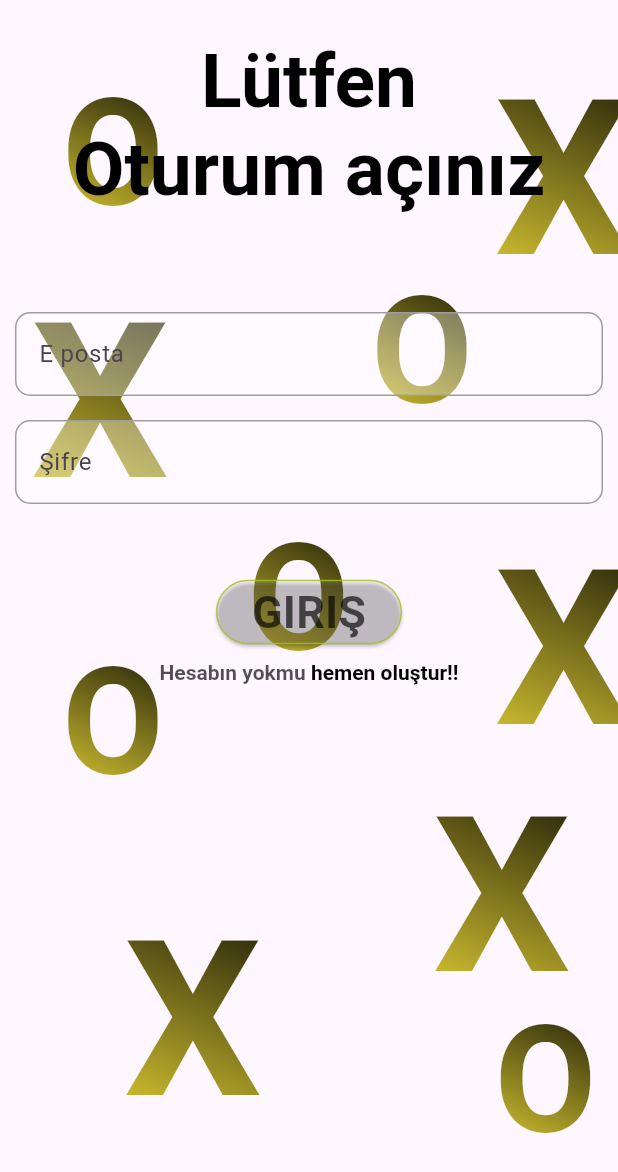
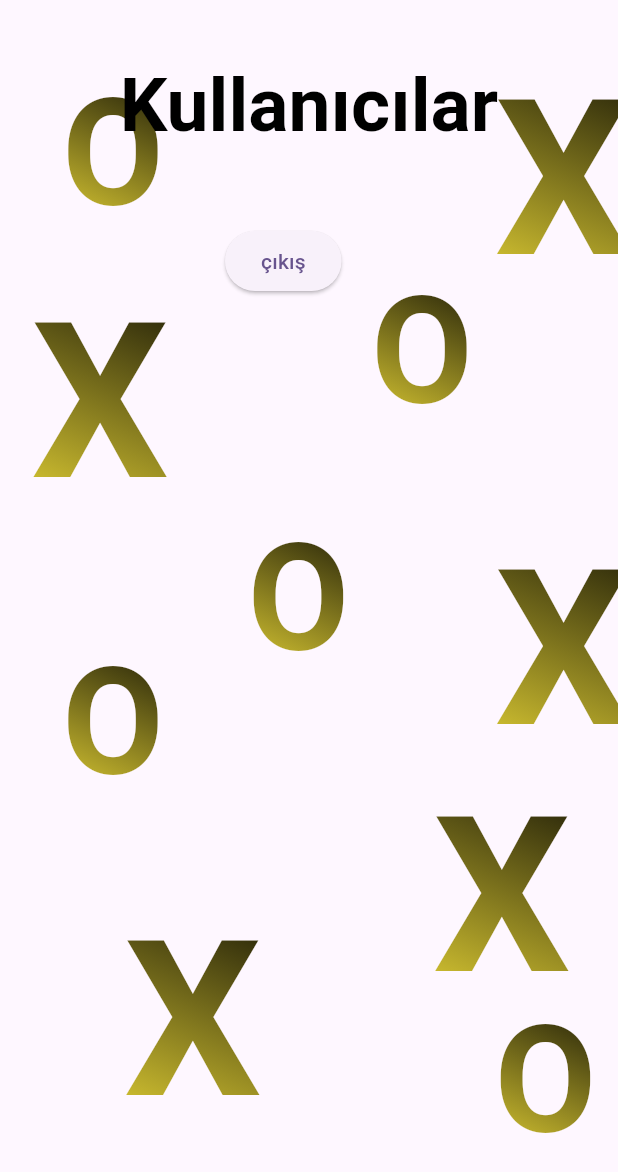
Before and after one commit to YilmazEr06/tick_tack_too, a Flutter app: the screen it shows after launch, after a tap on "Çevrimiçi Mod", on a phone screen of 412 x 824 dp. Shown: the top 1172 px of the screen. Run offline on Flutter 3.47's test engine with Material 3 defaults, Android fonts, the phone set to English and light mode, and no system bars; our stand-ins replace cloud_firestore, firebase_auth, firebase_core; missing offline and left inert: window_manager; accounts and stored records are empty; Roboto replaces fonts that are missing (ProtestRevolution-Regular, ShadowsIntoLight-Regular).

Commit message:
Oturum açma ve çıkış işlemleri

```diff
--- a/lib/main.dart
+++ b/lib/main.dart
@@ -1,8 +1,11 @@
 import 'dart:io';
+import 'package:firebase_core/firebase_core.dart';
 import 'package:flutter/material.dart';
+import 'package:tick_tack_too/firebase_options.dart';
 import 'package:tick_tack_too/screens/modescrenn/modescreen.dart';
 import 'package:tick_tack_too/screens/offlinemodescreen/offlinemodescreen.dart';
-import 'package:tick_tack_too/screens/onlinemode/login.dart';
+import 'package:tick_tack_too/screens/onlinemode/active_users_page/activeusers.dart';
+import 'package:tick_tack_too/screens/onlinemode/loginpage/login.dart';
 import 'package:window_manager/window_manager.dart';
 
 Future<void> main() async {
@@ -13,6 +16,9 @@ Future<void> main() async {
     WindowManager.instance.setMinimumSize(const Size(600, 800));
     WindowManager.instance.setMaximumSize(const Size(600, 800));
   }
+  await Firebase.initializeApp(
+    options: DefaultFirebaseOptions.currentPlatform,
+);
   runApp(const MyApp());
 }
 
@@ -24,10 +30,11 @@ class MyApp extends StatelessWidget {
   Widget build(BuildContext context) {
     return MaterialApp(
       routes: {
-      '/modes':(context)=>modescreen(),
-      '/offline':(context)=>Offlinemodescreen(),
-      '/online':(context)=>Offlinemodescreen(),
-      '/login':(context)=>loginpage(),
+      '/modes':(context)=>const modescreen(),
+      '/offline':(context)=>const Offlinemodescreen(),
+      '/online':(context)=>const Offlinemodescreen(),
+      '/login':(context)=>const loginpage(),
+      '/activeusers':(context)=>const Activeusers()
 
     },
       debugShowCheckedModeBanner: false,
--- /dev/null
+++ b/lib/models/user.dart
@@ -0,0 +1,49 @@
+import 'package:cloud_firestore/cloud_firestore.dart';
+
+class Usermodel {
+   String username;
+   String email;
+   String? password;
+   String? uid;
+   String? status;
+  Usermodel( { this.uid,required this.username, required this.email,  this.password, this.status});
+ factory Usermodel.defaultuser(
+
+   )
+   {
+
+     return Usermodel(
+      username: 'username',
+      email: 'email',
+      password: 'password',
+      uid: 'uid',
+      status: "status"
+
+    );
+
+   }
+  factory Usermodel.fromFirestore(
+    DocumentSnapshot<Map<String, dynamic>> snapshot,
+
+  ) {
+    final data = snapshot.data();
+    return Usermodel(
+      username: data?['username'],
+      email: data?['email'],
+      password: data?['password'],
+      uid: data?['uid'],
+      status: data?['status']
+    );
+  }
+
+
+  Map<String, dynamic> toFirestore() {
+    return {
+      if (username != null) "username": username,
+      if (email != null) "email": email,
+      if (password != null) "password": password,
+      if (uid != null) "uid": uid,
+    };
+  }
+
+}
--- a/lib/screens/modescrenn/companents/Buttons.dart
+++ b/lib/screens/modescrenn/companents/Buttons.dart
@@ -1,3 +1,4 @@
+import 'package:firebase_auth/firebase_auth.dart';
 import 'package:flutter/material.dart';
 
 
@@ -28,9 +29,9 @@ class Buttons extends StatelessWidget {
                       color: Color.fromARGB(58, 51, 49, 49),
                     )),
                   onPressed: () {
-                    //(FirebaseAuth.instance.currentUser != null) ? ():
-
-                    Navigator.pushReplacementNamed(context, "/login");
+                  (FirebaseAuth.instance.currentUser != null) ?
+                  (Navigator.pushReplacementNamed(context, "/activeusers")):
+                  Navigator.pushReplacementNamed(context, "/login");
                   },
                   child:const Text(
                     " Çevrimiçi Mod ",
--- a/lib/screens/modescrenn/modescreen.dart
+++ b/lib/screens/modescrenn/modescreen.dart
@@ -14,7 +14,7 @@ class modescreen extends StatefulWidget {
 class modescreenstate extends State<modescreen> with WidgetsBindingObserver{
   @override
   void didChangeAppLifecycleState(AppLifecycleState state) {
-    // TODO: implement didChangeAppLifecycleState
+
     super.didChangeAppLifecycleState(state);
   }
 
--- a/lib/screens/onlinemode/login.dart
+++ b/lib/screens/onlinemode/active_users_page/activeusers.dart
@@ -1,41 +1,33 @@
 import 'package:flutter/material.dart';
 import 'package:tick_tack_too/companents/xando/oanimated.dart';
 import 'package:tick_tack_too/companents/xando/xanimated.dart';
-import 'package:tick_tack_too/screens/onlinemode/companents/login_bar.dart';
-import 'package:tick_tack_too/screens/onlinemode/companents/loginform.dart';
-import 'package:tick_tack_too/screens/onlinemode/companents/registerform.dart';
+import 'package:tick_tack_too/firebase/firebase.dart';
+import 'package:tick_tack_too/screens/offlinemodescreen/companents/offline_mode_bar.dart';
+import 'package:tick_tack_too/screens/onlinemode/active_users_page/companents/users_bar.dart';
 
-class loginpage extends StatefulWidget {
-  const loginpage({super.key});
+
+class Activeusers extends StatefulWidget {
+  const Activeusers({super.key});
   @override
-  State<loginpage> createState() => modescreenstate();
+  State<Activeusers> createState() => modescreenstate();
 }
 
-class modescreenstate extends State<loginpage> {
-  @override
-  void initState() {
-    super.initState();
-  }
+// ignore: camel_case_types
+class modescreenstate extends State<Activeusers> {
 
 
-  bool isloginform = true;
 
   @override
   Widget build(BuildContext context) {
-    changeform(bool status) {
-      setState(() {
-        isloginform = status;
-        print(status);
-      });
-    }
-
     double width = MediaQuery.sizeOf(context).width;
     double height = MediaQuery.sizeOf(context).height;
+
 
     return Scaffold(
         body: Stack(
       fit: StackFit.expand,
       children: [
+
         createx(
             top: height * 0.2,
             left: width * 0.05,
@@ -96,14 +88,17 @@ class modescreenstate extends State<loginpage> {
             maxsize: 100,
             minsize: 80,
             colors: const [Colors.yellow, Colors.black]),
-        const loginbar(),
+        const Loginusersbar(),
+        Positioned(
+          top: 150,
+          left: 150,
+          child: ElevatedButton(onPressed: () {
+            firebasehlp().logout();
+            Navigator.pushNamedAndRemoveUntil(context, "/modes", (route) => false);
 
-          isloginform  ? LoginForm(
-                width: width,
-                height: height,
-                changeform: changeform,
-              )
-            : registerform(width: width, height: height,changeform: changeform),
+        }, child: Text("çıkış")))
+
+
       ],
     ));
   }
--- /dev/null
+++ b/lib/screens/onlinemode/active_users_page/companents/users_bar.dart
@@ -0,0 +1,34 @@
+import 'package:flutter/material.dart';
+
+class Loginusersbar extends StatelessWidget {
+  const Loginusersbar({
+    super.key,
+  });
+
+  @override
+  Widget build(BuildContext context) {
+    return Positioned(
+      height: 150,
+      width: MediaQuery.of(context).size.width,
+      top: 25,
+      child: Container(
+        alignment: Alignment.center,
+        color: Color.fromARGB(0, 33, 149, 243),
+        child: RichText(
+          textAlign: TextAlign.center,
+          text: const TextSpan(children: [
+            TextSpan(
+              text: 'Kullanıcılar\n',
+              style: TextStyle(
+                  color: Colors.black,
+                  fontSize: 50,
+                  fontWeight: FontWeight.bold,
+                  fontFamily: "ProtestRevolution-Regular"),
+            ),
+
+          ]),
+        ),
+      ),
+    );
+  }
+}
--- a/lib/screens/onlinemode/companents/loginform.dart
+++ b/lib/screens/onlinemode/registerpage/registerform.dart
@@ -1,50 +1,63 @@
 import 'package:flutter/gestures.dart';
 import 'package:flutter/material.dart';
+import "package:tick_tack_too/firebase/firebase.dart";
+import 'package:tick_tack_too/models/user.dart';
 
-class LoginForm extends StatefulWidget {
-  const LoginForm({
+class registerform extends StatefulWidget {
+  const registerform({
     super.key,
     required this.width,
     required this.height,
     required this.changeform,
   });
-
+  final void Function(bool) changeform;
   final double width;
   final double height;
-  final void Function(bool) changeform;
 
   @override
-  State<LoginForm> createState() => _LoginFormState();
+  State<registerform> createState() => _registerformState();
 }
 
-class _LoginFormState extends State<LoginForm> {
-  bool isloginform = true;
-  final _formKey = GlobalKey<FormState>();
-  final controller = TextEditingController();
+class _registerformState extends State<registerform> {
+  final formkey = GlobalKey<FormState>();
+  TextEditingController controllerpassword1 = TextEditingController();
+  TextEditingController controllerusername = TextEditingController();
+  TextEditingController controllerpassword2 = TextEditingController();
+  TextEditingController controlleremail = TextEditingController();
   @override
   Widget build(BuildContext context) {
     return Positioned(
         top: 200,
         width: widget.width,
-        height: widget.height * 0.6,
+        height: widget.height * 0.7,
         child: Container(
             color: Color.fromARGB(0, 33, 149, 243),
             child: Column(
               children: [
                 Form(
-                  key: _formKey,
+                  key: formkey,
                   child: Column(
                     children: [
                       textformfield(
                           validator: (value) {
-                            if (!value!.contains("@") || !value.contains(".")) {
-                              return "geçerli deği '@' ve '.' içrmeli";
+                            if (value!.length < 5 || value.contains(" ")) {
+                              return "Kullanıcı adı en az 5 karakterden oluşmalı ve ' ' içermemelidir!";
                             } else {
                               return null;
                             }
                           },
+                          labeltext: "Kullanıcı adı",
+                          controller: controllerusername),
+                      textformfield(
+                          validator: (value) {
+                            if (value!.contains("@")||value.contains(".")) {
+                              return null;
+                            } else {
+                              return "Geçersiz format";
+                            }
+                          },
                           labeltext: "E posta",
-                          controller: controller),
+                          controller: controlleremail),
                       textformfield(
                           validator: (value) {
                             if (value!.length < 6) {
@@ -54,9 +67,19 @@ class _LoginFormState extends State<LoginForm> {
                             }
                           },
                           labeltext: "Şifre",
-                          controller: controller),
+                          controller: controllerpassword1),
+                      textformfield(
+                          validator: (value) {
+                            if (value == controllerpassword1.text) {
+                              return null;
+                            } else {
+                              return "Şifreler eşleşmiyor";
+                            }
+                          },
+                          labeltext: "Yeniden şifre",
+                          controller: controllerpassword2),
                       Padding(
-                        padding: const EdgeInsets.only(top: 40),
+                        padding: const EdgeInsets.only(top: 30),
                         child: Column(
                           children: [
                             ElevatedButton(
@@ -66,19 +89,29 @@ class _LoginFormState extends State<LoginForm> {
                                     backgroundColor:
                                         MaterialStateProperty.all<Color>(
                                             const Color.fromARGB(
-                                                20, 255, 255, 255)),
+                                                86, 255, 254, 253)),
                                     shape: MaterialStateProperty.all<
                                             RoundedRectangleBorder>(
                                         const RoundedRectangleBorder(
                                             borderRadius:
                                                 BorderRadius.all(Radius.circular(50)),
-                                            side: BorderSide(color: Color.fromARGB(204, 161, 194, 33))))),
+                                            side: BorderSide(color: Color.fromARGB(255, 93, 93, 93))))),
                                 onPressed: () {
-                                  if (_formKey.currentState!.validate()) {
-                                    print("object");
+
+                                  if (formkey.currentState!.validate()) {
+                                    firebasehlp().createuserWithemailandPasswordanduserobject(
+
+                                      controlleremail.text, controllerpassword1.text,
+                                       Usermodel(username: controllerusername.text, email: controlleremail.text) ).then((value) {
+                                        if (value[0]== "succes") {
+                                          Navigator.popAndPushNamed(context, "/activeusers");
+                                        }
+                                       },);
+                                       print("object");
+                                       print(firebasehlp().currentuserid);
                                   }
                                 },
-                                child: Text("Gırış".toUpperCase(), style: const TextStyle(fontFamily: "ProtestRevolution-Regular", fontSize: 30, color: Color.fromARGB(166, 0, 0, 0), fontWeight: FontWeight.bold))),
+                                child: Text("Kaydol".toUpperCase(), style: const TextStyle(fontFamily: "ProtestRevolution-Regular", fontSize: 30, color: Color.fromARGB(166, 0, 0, 0)))),
                             Padding(
                               padding:
                                   const EdgeInsets.symmetric(vertical: 8.0),
@@ -91,9 +124,9 @@ class _LoginFormState extends State<LoginForm> {
                                             color: Color.fromARGB(173, 0, 0, 0),
                                             fontFamily:
                                                 "ProtestRevolution-Regular"),
-                                        text: 'Hesabın yokmu '),
+                                        text: 'Hesabın varmı '),
                                     TextSpan(
-                                        text: 'hemen oluştur!!',
+                                        text: 'hemen giriş yap!!',
                                         style: const TextStyle(
                                             fontWeight: FontWeight.bold,
                                             color: Colors.black,
@@ -101,9 +134,9 @@ class _LoginFormState extends State<LoginForm> {
                                                 "ProtestRevolution-Regular"),
                                         recognizer: TapGestureRecognizer()
                                           ..onTap = () {
-                                            widget.changeform(false);
+                                            widget.changeform(true);
 
-                                            print('kaydol"');
+                                            print('Hesabın ');
                                           }),
                                   ],
                                 ),
@@ -162,6 +195,7 @@ class textformfield extends StatelessWidget {
             ),
           ),
         ),
+
       ),
     );
   }
--- a/pubspec.yaml
+++ b/pubspec.yaml
@@ -39,6 +39,8 @@ dependencies:
   window_manager: ^0.3.8
   firebase_core: ^2.25.4
   firebase_auth: ^4.17.4
+  cloud_firestore: ^4.15.4
+  intl: ^0.19.0
 
 dev_dependencies:
   flutter_test:
```
Also changed, not shown: lib/firebase/firebase.dart (+21 -6 lines), lib/screens/onlinemode/loginpage/login.dart (added, +110 -0 lines), lib/screens/onlinemode/loginpage/loginform.dart (renamed from lib/screens/onlinemode/companents/registerform.dart, +32 -45 lines), lib/screens/onlinemode/loginpage/login_bar.dart (renamed from lib/screens/onlinemode/companents/login_bar.dart), pubspec.lock, 4 other files.
